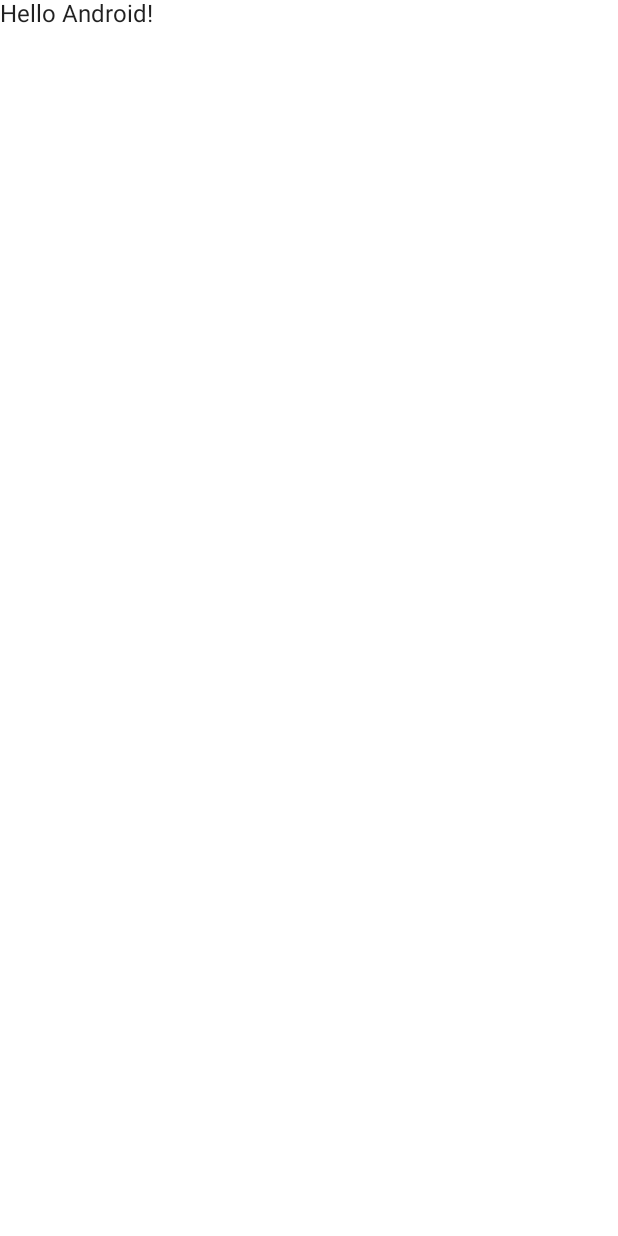
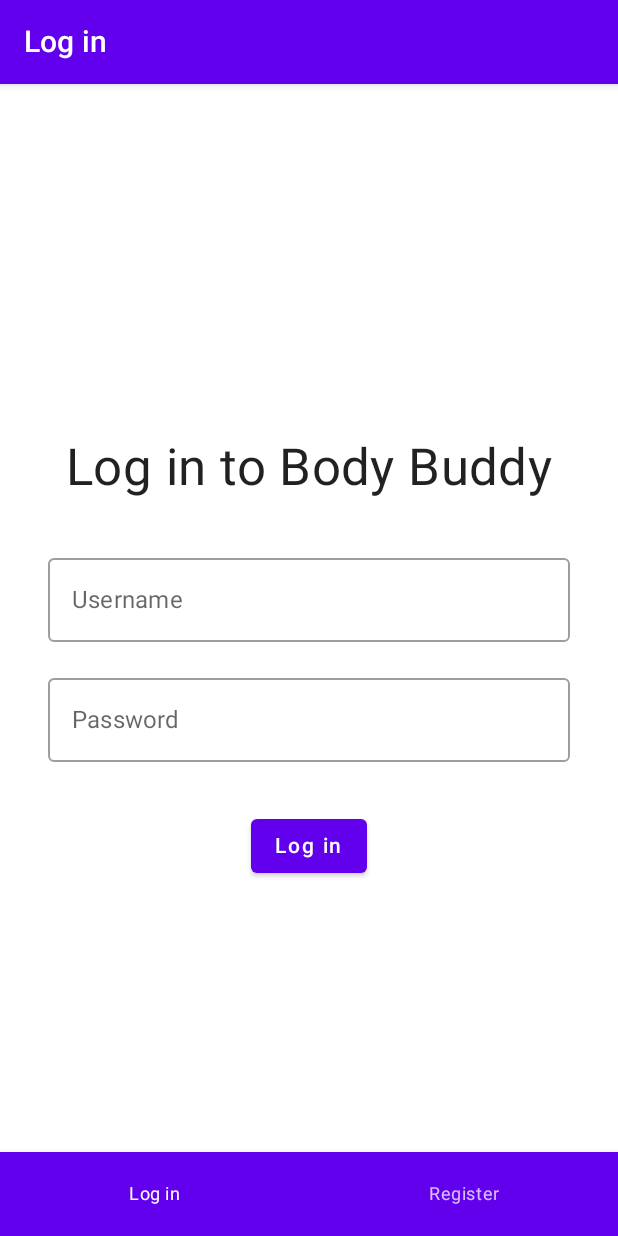
Before and after one commit to ranggarahman/body-buddy, an Android app built with Jetpack Compose: the screen it shows after launch (MainActivity), on a phone screen of 412 x 824 dp. Before the commit the screen is almost empty. Run offline under Robolectric (Android 15) with nearby library versions, the phone set to English and light mode, and no system bars.

Commit message:
feat : create basic login screen

```diff
--- a/app/src/main/java/com/example/bodybuddy/MainActivity.kt
+++ b/app/src/main/java/com/example/bodybuddy/MainActivity.kt
@@ -1,15 +1,18 @@
 package com.example.bodybuddy
 
+import android.annotation.SuppressLint
 import android.os.Bundle
 import androidx.activity.ComponentActivity
 import androidx.activity.compose.setContent
-import androidx.compose.foundation.layout.fillMaxSize
-import androidx.compose.material.MaterialTheme
-import androidx.compose.material.Surface
-import androidx.compose.material.Text
-import androidx.compose.runtime.Composable
+import androidx.compose.foundation.layout.*
+import androidx.compose.material.*
+import androidx.compose.material.icons.Icons
+import androidx.compose.material.icons.filled.Lock
+import androidx.compose.runtime.*
+import androidx.compose.ui.Alignment
 import androidx.compose.ui.Modifier
 import androidx.compose.ui.tooling.preview.Preview
+import androidx.compose.ui.unit.dp
 import com.example.bodybuddy.ui.theme.BodyBuddyTheme
 
 class MainActivity : ComponentActivity() {
@@ -22,22 +25,78 @@
                     modifier = Modifier.fillMaxSize(),
                     color = MaterialTheme.colors.background
                 ) {
-                    Greeting("Android")
+                    BodyBuddyApp()
                 }
             }
         }
     }
 }
 
+@SuppressLint("UnusedMaterialScaffoldPaddingParameter")
 @Composable
-fun Greeting(name: String) {
-    Text(text = "Hello $name!")
+fun BodyBuddyApp() {
+    var isLoginScreen by remember { mutableStateOf(true) }
+
+    Scaffold(
+        topBar = {
+            TopAppBar(
+                title = {
+                    Text(if (isLoginScreen) "Log in" else "Register")
+                }
+            )
+        },
+        content = { LoginScreen()
+        },
+        bottomBar = {
+            BottomNavigation {
+                BottomNavigationItem(
+                    icon = { Icons.Default.Lock },
+                    label = { Text("Log in") },
+                    selected = isLoginScreen,
+                    onClick = { isLoginScreen = true },
+                )
+                BottomNavigationItem(
+                    icon = { Icons.Default.Lock },
+                    label = { Text("Register") },
+                    selected = !isLoginScreen,
+                    onClick = { isLoginScreen = false },
+                )
+            }
+        }
+    )
 }
 
-@Preview(showBackground = true)
 @Composable
-fun DefaultPreview() {
-    BodyBuddyTheme {
-        Greeting("Android")
+fun LoginScreen() {
+    Column(
+        modifier = Modifier.fillMaxSize(),
+        horizontalAlignment = Alignment.CenterHorizontally,
+        verticalArrangement = Arrangement.Center
+    ) {
+        Text(
+            text = "Log in to Body Buddy",
+            style = MaterialTheme.typography.h4,
+            modifier = Modifier.padding(bottom = 32.dp)
+        )
+        OutlinedTextField(
+            value = "",
+            onValueChange = {},
+            label = { Text("Username") },
+            singleLine = true,
+            modifier = Modifier.fillMaxWidth().padding(horizontal = 32.dp)
+        )
+        OutlinedTextField(
+            value = "",
+            onValueChange = {},
+            label = { Text("Password") },
+            singleLine = true,
+            modifier = Modifier.fillMaxWidth().padding(horizontal = 32.dp, vertical = 16.dp)
+        )
+        Button(
+            onClick = { /*TODO*/ },
+            modifier = Modifier.padding(top = 16.dp)
+        ) {
+            Text(text = "Log in")
+        }
     }
 }
```
